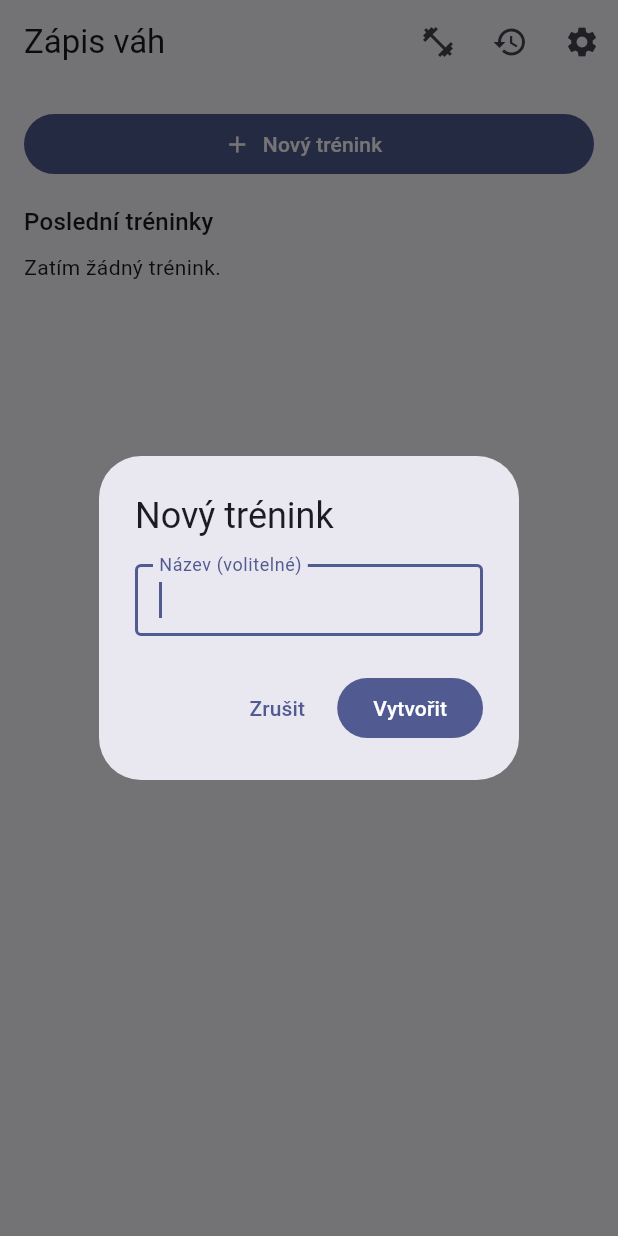
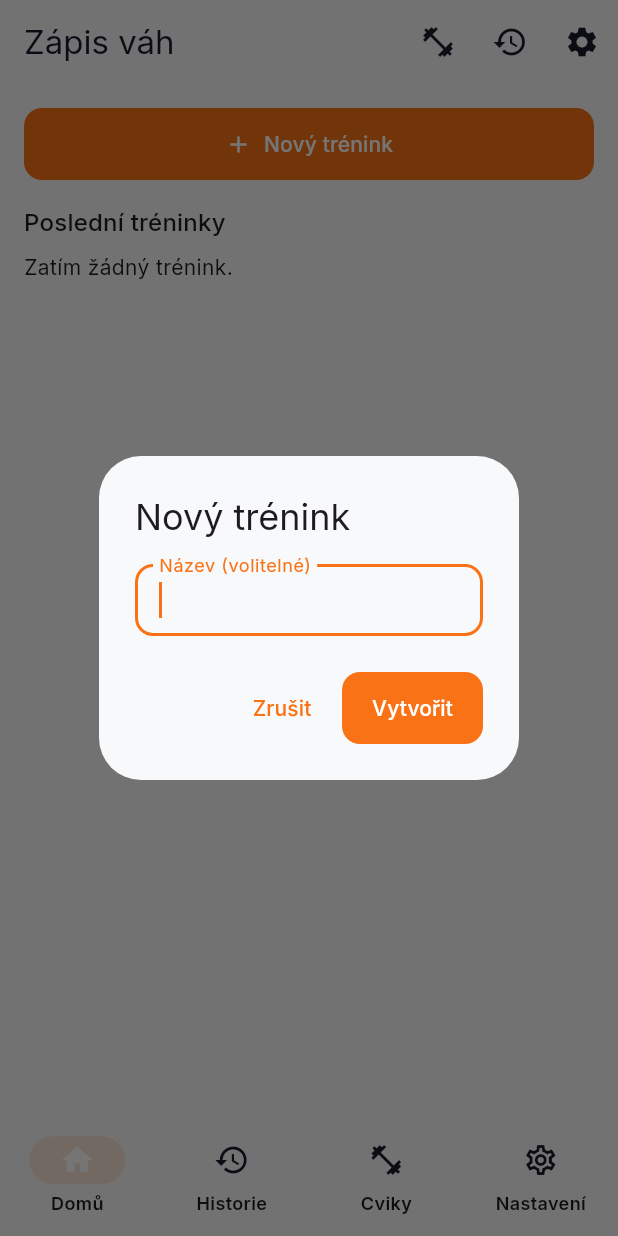
Before and after one commit to Majkownica2000/zapis_vah, a Flutter app: the ExercisesScreen screen opened by its route, after a tap on the "home" icon, after a tap on "Nový trénink", on a phone screen of 412 x 824 dp. Run offline on Flutter 3.47's test engine with Material 3 defaults, Android fonts, the phone set to English and light mode, and no system bars; our stand-ins replace flutter_riverpod, go_router, google_fonts, shared_preferences, sqflite; accounts and stored records are empty.

Commit message:
Modernize design: custom palette, font, bottom nav, accent bars

```diff
--- a/lib/core/router/app_router.dart
+++ b/lib/core/router/app_router.dart
@@ -1,5 +1,6 @@
 import 'package:go_router/go_router.dart';
 
+import '../../core/widgets/scaffold_with_nav_bar.dart';
 import '../../features/exercises/presentation/exercises_screen.dart';
 import '../../features/settings/presentation/settings_screen.dart';
 import '../../features/workouts/presentation/history_screen.dart';
@@ -10,9 +11,26 @@ import '../../features/workouts/presentation/workout_screen.dart';
 final appRouter = GoRouter(
   initialLocation: '/',
   routes: [
-    GoRoute(
-      path: '/',
-      builder: (context, state) => const HomeScreen(),
+    ShellRoute(
+      builder: (context, state, child) => ScaffoldWithNavBar(child: child),
+      routes: [
+        GoRoute(
+          path: '/',
+          builder: (context, state) => const HomeScreen(),
+        ),
+        GoRoute(
+          path: '/history',
+          builder: (context, state) => const HistoryScreen(),
+        ),
+        GoRoute(
+          path: '/exercises',
+          builder: (context, state) => const ExercisesScreen(),
+        ),
+        GoRoute(
+          path: '/settings',
+          builder: (context, state) => const SettingsScreen(),
+        ),
+      ],
     ),
     GoRoute(
       path: '/workout/:id',
@@ -22,23 +40,11 @@ final appRouter = GoRouter(
       },
     ),
     GoRoute(
-      path: '/exercises',
-      builder: (context, state) => const ExercisesScreen(),
-    ),
-    GoRoute(
-      path: '/history',
-      builder: (context, state) => const HistoryScreen(),
-    ),
-    GoRoute(
       path: '/history/:id',
       builder: (context, state) {
         final id = state.pathParameters['id']!;
         return WorkoutDetailScreen(workoutId: id);
       },
     ),
-    GoRoute(
-      path: '/settings',
-      builder: (context, state) => const SettingsScreen(),
-    ),
   ],
 );
--- /dev/null
+++ b/lib/core/widgets/scaffold_with_nav_bar.dart
@@ -0,0 +1,39 @@
+import 'package:flutter/material.dart';
+import 'package:go_router/go_router.dart';
+
+class ScaffoldWithNavBar extends StatelessWidget {
+  const ScaffoldWithNavBar({required this.child, super.key});
+  final Widget child;
+
+  static const _tabs = ['/', '/history', '/exercises', '/settings'];
+
+  int _currentIndex(BuildContext context) {
+    final location = GoRouterState.of(context).uri.path;
+    for (var i = 0; i < _tabs.length; i++) {
+      if (location.startsWith(_tabs[i]) && _tabs[i] != '/') return i;
+    }
+    if (location == '/') return 0;
+    return 0;
+  }
+
+  @override
+  Widget build(BuildContext context) {
+    final idx = _currentIndex(context);
+    return Scaffold(
+      body: child,
+      bottomNavigationBar: NavigationBar(
+        selectedIndex: idx,
+        onDestinationSelected: (i) {
+          if (i == idx) return;
+          context.go(_tabs[i]);
+        },
+        destinations: const [
+          NavigationDestination(icon: Icon(Icons.home_outlined), selectedIcon: Icon(Icons.home), label: 'Domů'),
+          NavigationDestination(icon: Icon(Icons.history_outlined), selectedIcon: Icon(Icons.history), label: 'Historie'),
+          NavigationDestination(icon: Icon(Icons.fitness_center_outlined), selectedIcon: Icon(Icons.fitness_center), label: 'Cviky'),
+          NavigationDestination(icon: Icon(Icons.settings_outlined), selectedIcon: Icon(Icons.settings), label: 'Nastavení'),
+        ],
+      ),
+    );
+  }
+}
--- a/pubspec.yaml
+++ b/pubspec.yaml
@@ -18,6 +18,7 @@ dependencies:
   shared_preferences: ^2.2.3
   uuid: ^4.4.0
   intl: ^0.19.0
+  google_fonts: ^6.2.1
 
 dev_dependencies:
   flutter_test:
```
Also changed, not shown: lib/core/theme/app_theme.dart (+90 -4 lines), lib/features/workouts/presentation/workout_screen.dart (+10 -0 lines), pubspec.lock.
